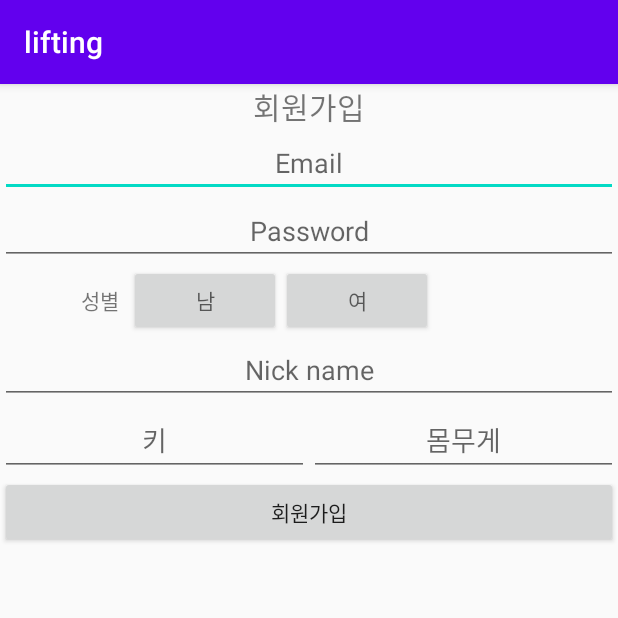
After one commit to circle-robot/softcoding, an Android app: the register screen opened directly, with no data from a screen before it, on a phone screen of 412 x 824 dp, the top half of it. The commit adds this screen. Run offline under Robolectric (Android 15) with nearby library versions, the phone set to English and light mode, and no system bars.

Commit message:
Register page developing..

```diff
--- a/login_page/app/src/main/AndroidManifest.xml
+++ b/login_page/app/src/main/AndroidManifest.xml
@@ -9,6 +9,7 @@
         android:roundIcon="@mipmap/ic_launcher_round"
         android:supportsRtl="true"
         android:theme="@style/AppTheme">
+        <activity android:name=".register"></activity>
         <activity
             android:name=".MainActivity"
             android:label="@string/app_name"
--- /dev/null
+++ b/login_page/app/src/main/java/com/example/lifting/register.java
@@ -0,0 +1,14 @@
+package com.example.lifting;
+
+import androidx.appcompat.app.AppCompatActivity;
+
+import android.os.Bundle;
+
+public class register extends AppCompatActivity {
+
+    @Override
+    protected void onCreate(Bundle savedInstanceState) {
+        super.onCreate(savedInstanceState);
+        setContentView(R.layout.activity_register);
+    }
+}
--- /dev/null
+++ b/login_page/app/src/main/res/layout/activity_register.xml
@@ -0,0 +1,110 @@
+<?xml version="1.0" encoding="utf-8"?>
+<androidx.constraintlayout.widget.ConstraintLayout xmlns:android="http://schemas.android.com/apk/res/android"
+    xmlns:app="http://schemas.android.com/apk/res-auto"
+    xmlns:tools="http://schemas.android.com/tools"
+    android:layout_width="match_parent"
+    android:layout_height="match_parent"
+    tools:context=".register">
+
+    <TextView
+        android:id="@+id/textView4"
+        android:layout_width="match_parent"
+        android:layout_height="wrap_content"
+        android:gravity="center"
+        android:text="회원가입"
+        android:textSize="20dp"
+        app:layout_constraintTop_toTopOf="parent"></TextView>
+
+    <EditText
+        android:id="@+id/editText2"
+        android:layout_width="match_parent"
+        android:layout_height="wrap_content"
+        android:gravity="center"
+        android:hint="Email"
+        app:layout_constraintTop_toBottomOf="@+id/textView4"
+        tools:layout_editor_absoluteX="0dp"></EditText>
+
+    <EditText
+        android:id="@+id/editText4"
+        android:layout_width="match_parent"
+        android:layout_height="wrap_content"
+        android:gravity="center"
+        android:hint="Password"
+        app:layout_constraintTop_toBottomOf="@+id/editText2"
+        tools:layout_editor_absoluteX="-25dp"></EditText>
+
+
+    <LinearLayout
+        android:id="@+id/gen_btn"
+        android:layout_width="336dp"
+        android:layout_height="47dp"
+        android:gravity="center"
+        android:weightSum="10"
+        app:layout_constraintStart_toStartOf="parent"
+        app:layout_constraintTop_toBottomOf="@+id/editText4">
+
+        <TextView
+            android:layout_width="wrap_content"
+            android:layout_height="wrap_content"
+            android:layout_weight="1"
+            android:gravity="center"
+            android:text="성별"></TextView>
+
+        <Button
+            android:layout_width="wrap_content"
+            android:layout_height="wrap_content"
+            android:layout_weight="1"
+            android:gravity="center"
+            android:hint="남"></Button>
+
+        <Button
+            android:layout_width="wrap_content"
+            android:layout_height="match_parent"
+            android:layout_weight="1"
+            android:gravity="center"
+            android:hint="여"></Button>
+        >
+    </LinearLayout>
+
+    <EditText
+        android:id="@+id/editText7"
+        android:layout_width="match_parent"
+        android:layout_height="wrap_content"
+        android:gravity="center"
+        android:hint="Nick name"
+        app:layout_constraintTop_toBottomOf="@+id/gen_btn"
+        tools:layout_editor_absoluteX="0dp"></EditText>
+
+    <LinearLayout
+        android:id="@+id/linearLayout"
+        android:layout_width="match_parent"
+        android:layout_height="wrap_content"
+        android:weightSum="10"
+        app:layout_constraintEnd_toEndOf="parent"
+        app:layout_constraintTop_toBottomOf="@+id/editText7" >
+    <EditText
+        android:layout_width="match_parent"
+        android:layout_height="wrap_content"
+        android:hint="키"
+        android:layout_weight="5"
+        android:gravity="center"
+        app:layout_constraintTop_toBottomOf="@+id/linearLayout"
+        ></EditText>
+        <EditText
+            android:layout_width="match_parent"
+            android:layout_height="wrap_content"
+            android:hint="몸무게"
+            android:gravity="center"
+            android:layout_weight="5"
+            app:layout_constraintTop_toBottomOf="@+id/linearLayout"
+            ></EditText>
+    </LinearLayout>
+
+    <Button
+        android:layout_width="match_parent"
+        android:layout_height="wrap_content"
+        android:gravity="center"
+        android:text="회원가입"
+        app:layout_constraintTop_toBottomOf="@+id/linearLayout"
+        tools:layout_editor_absoluteX="29dp"></Button>
+</androidx.constraintlayout.widget.ConstraintLayout>
```
Also changed, not shown: login_page/app/src/main/java/com/example/lifting/MainActivity.java (+18 -0 lines), login_page/app/src/main/res/layout/activity_login.xml (+91 -2 lines).
